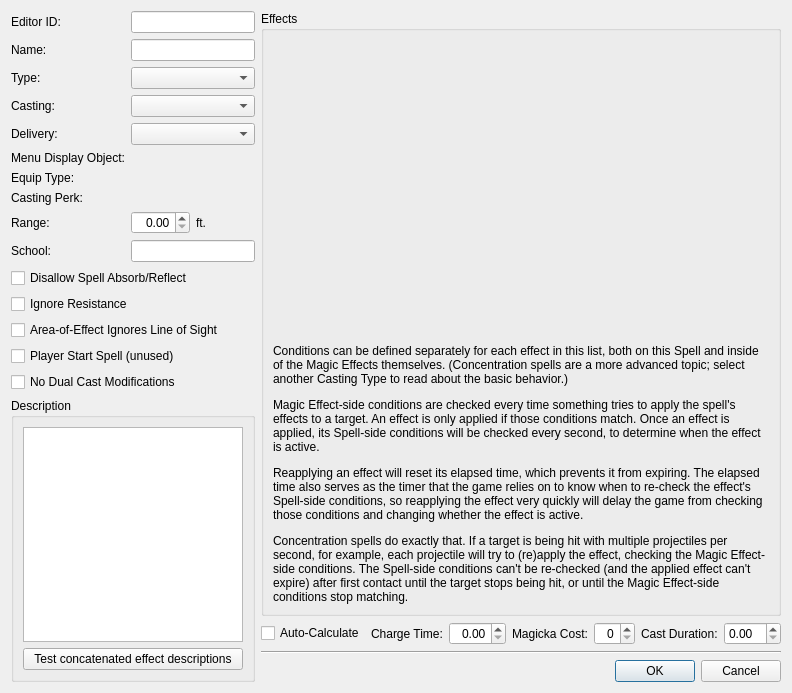
Qt form native/src/DovahKit/ui/form_windows/spell.ui (DavidJCobb/DovahKit) before a commit.
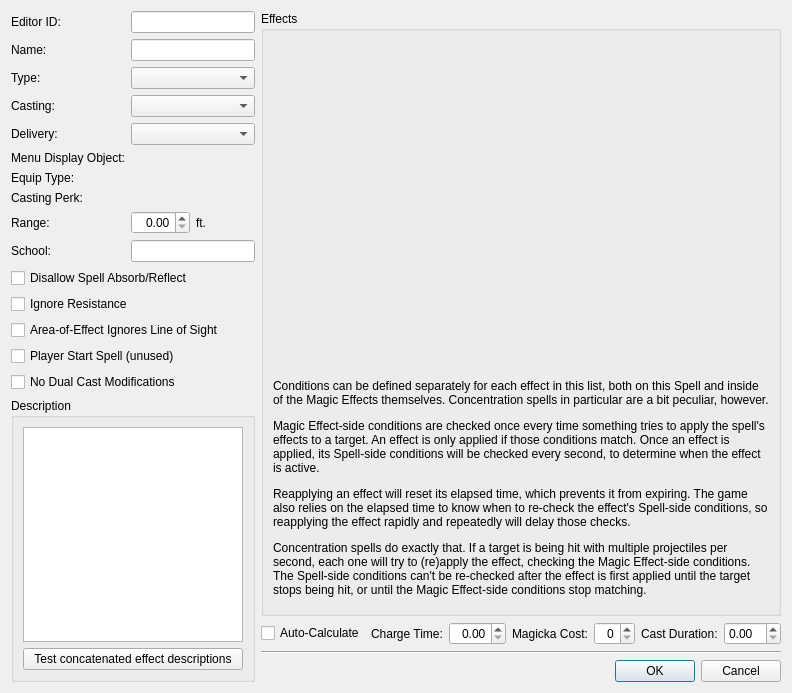
The same form after that commit. The open tabs and pages were chosen to show the change. Custom widgets are drawn as their Qt base class.

Commit message:
SPEL dialog: better wording for the new text
Text is still the same default height for both passages, but now the non-Conc passage omits Conc-specific details.

```diff
--- a/native/src/DovahKit/ui/form_windows/spell.ui
+++ b/native/src/DovahKit/ui/form_windows/spell.ui
@@ -59,7 +59,7 @@
         <item>
          <widget class="QStackedWidget" name="conditionExplanationStack">
           <property name="currentIndex">
-           <number>1</number>
+           <number>0</number>
           </property>
           <widget class="QWidget" name="conditionExplanationNormal">
            <layout class="QVBoxLayout" name="verticalLayout_4">
@@ -78,10 +78,10 @@
             <item>
              <widget class="QLabel" name="label_4">
               <property name="text">
-               <string>&lt;p&gt;Conditions can be defined separately for each effect in this list, both on this Spell and inside of the Magic Effects themselves. The basic behavior is as follows. (Concentration spells are a more advanced topic; select that Casting Type to read more.)&lt;/p&gt;
+               <string>&lt;p&gt;Conditions can be defined separately for each effect in this list, both on this Spell and inside of the Magic Effects themselves.&lt;/p&gt;
 &lt;p&gt;Magic Effect-side conditions are checked once each time something tries to apply the spell's effects to a target, and they control whether the effect actually is applied. Prefer those conditions for things like immunities (e.g. Restoration healing spells failing to work at all on undead actors and Dwarven robots).&lt;/p&gt;
 &lt;p&gt;Once an effect is applied to the target, its Spell-side conditions are checked every second afterward. If these conditions are met, then the effect is active and will affect the target. If the conditions cease to be met, then the effect will stop being active: the target will still &lt;em&gt;have&lt;/em&gt; the effect, but it won't do anything until the conditions are met again. Prefer these conditions for effects that should turn on and off (e.g. vampires' sunlight nerfs existing persistently on a vampire, but only being active during certain times of day).&lt;/p&gt;
-&lt;p&gt;Reapplying an effect will reset its elapsed time, which prevents it from expiring; the same timer is used to schedule Spell-side condition checks, so those get delayed. This is mainly a relevant concern for Concentration spells.&lt;/p&gt;</string>
+&lt;p&gt;Concentration spells follow the same rules but under different circumstances, with peculiar results. Select the &quot;Concentration&quot; casting type to learn more.&lt;/p&gt;</string>
               </property>
               <property name="alignment">
                <set>Qt::AlignmentFlag::AlignLeading|Qt::AlignmentFlag::AlignLeft|Qt::AlignmentFlag::AlignTop</set>
@@ -110,10 +110,10 @@
             <item>
              <widget class="QLabel" name="label_16">
               <property name="text">
-               <string>&lt;p&gt;Conditions can be defined separately for each effect in this list, both on this Spell and inside of the Magic Effects themselves. (Concentration spells are a more advanced topic; select another Casting Type to read about the basic behavior.)&lt;/p&gt;
-&lt;p&gt;Magic Effect-side conditions are checked every time something tries to apply the spell's effects to a target. An effect is only applied if those conditions match. Once an effect is applied, its Spell-side conditions will be checked every second, to determine when the effect is active.&lt;/p&gt;
-&lt;p&gt;Reapplying an effect will reset its elapsed time, which prevents it from expiring. The elapsed time also serves as the timer that the game relies on to know when to re-check the effect's Spell-side conditions, so reapplying the effect very quickly will delay the game from checking those conditions and changing whether the effect is active.&lt;/p&gt;
-&lt;p&gt;Concentration spells do exactly that. If a target is being hit with multiple projectiles per second, for example, each projectile will try to (re)apply the effect, checking the Magic Effect-side conditions. The Spell-side conditions can't be re-checked (and the applied effect can't expire) after first contact until the target stops being hit, or until the Magic Effect-side conditions stop matching.&lt;/p&gt;</string>
+               <string>&lt;p&gt;Conditions can be defined separately for each effect in this list, both on this Spell and inside of the Magic Effects themselves. Concentration spells in particular are a bit peculiar, however.&lt;/p&gt;
+&lt;p&gt;Magic Effect-side conditions are checked once every time something tries to apply the spell's effects to a target. An effect is only applied if those conditions match. Once an effect is applied, its Spell-side conditions will be checked every second, to determine when the effect is active.&lt;/p&gt;
+&lt;p&gt;Reapplying an effect will reset its elapsed time, which prevents it from expiring. The game also relies on the elapsed time to know when to re-check the effect's Spell-side conditions, so reapplying the effect rapidly and repeatedly will delay those checks.&lt;/p&gt;
+&lt;p&gt;Concentration spells do exactly that. If a target is being hit with multiple projectiles per second, each one will try to (re)apply the effect, checking the Magic Effect-side conditions. The Spell-side conditions can't be re-checked after the effect is first applied until the target stops being hit, or until the Magic Effect-side conditions stop matching.&lt;/p&gt;</string>
               </property>
               <property name="wordWrap">
                <bool>true</bool>
```
